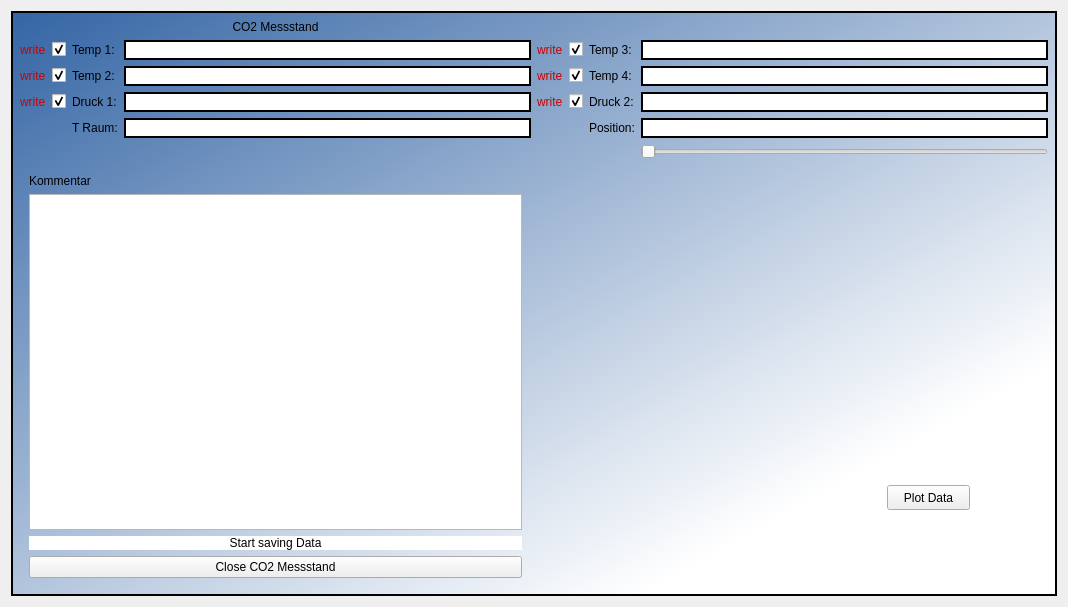
Above: form.ui from JSchulzG/PiXtend-CO2Messstand before the change. Below: the same form after it.
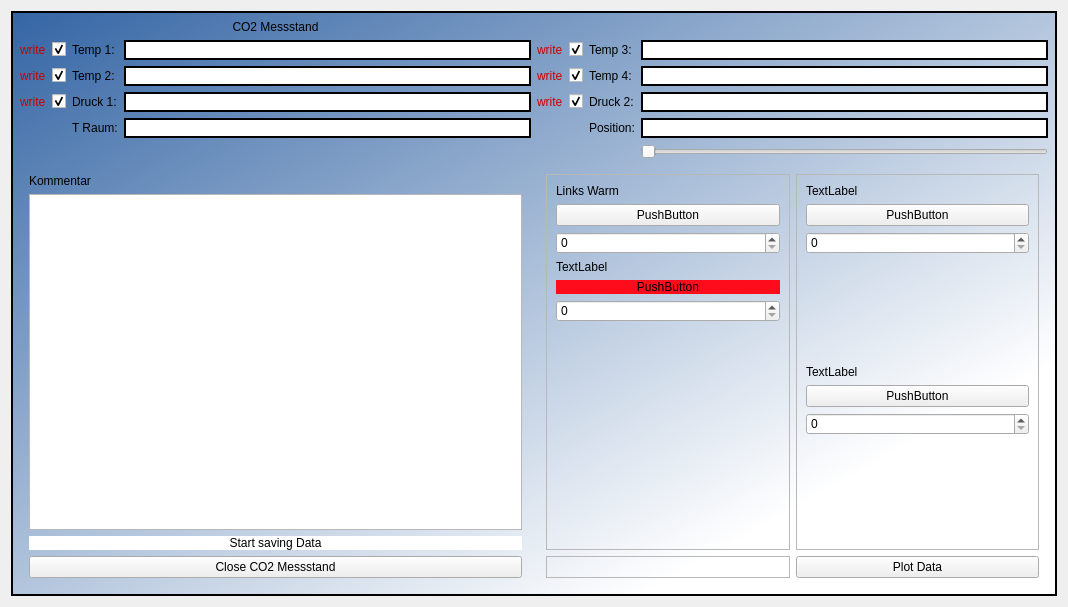
That is the form after the change.

Commit message: Add Buttons for water control

What changed in the file:
```diff
--- a/form.ui
+++ b/form.ui
@@ -391,23 +391,164 @@
       </item>
       <item row="9" column="4" colspan="4">
        <widget class="QWidget" name="plot2Widget" native="true">
-        <widget class="QPushButton" name="plotData">
-         <property name="geometry">
-          <rect>
-           <x>350</x>
-           <y>320</y>
-           <width>83</width>
-           <height>25</height>
-          </rect>
-         </property>
-         <property name="styleSheet">
-          <string notr="true">
+        <layout class="QGridLayout" name="gridLayout_2">
+         <item row="1" column="0">
+          <widget class="QFrame" name="frame">
+           <property name="frameShape">
+            <enum>QFrame::StyledPanel</enum>
+           </property>
+           <property name="frameShadow">
+            <enum>QFrame::Raised</enum>
+           </property>
+          </widget>
+         </item>
+         <item row="1" column="1">
+          <widget class="QPushButton" name="plotData">
+           <property name="styleSheet">
+            <string notr="true">
 font: 12pt &quot;Ubuntu&quot;;</string>
-         </property>
-         <property name="text">
-          <string>Plot Data</string>
-         </property>
-        </widget>
+           </property>
+           <property name="text">
+            <string>Plot Data</string>
+           </property>
+          </widget>
+         </item>
+         <item row="0" column="1">
+          <widget class="QFrame" name="frame_3">
+           <property name="frameShape">
+            <enum>QFrame::StyledPanel</enum>
+           </property>
+           <property name="frameShadow">
+            <enum>QFrame::Raised</enum>
+           </property>
+           <layout class="QVBoxLayout" name="verticalLayout_4">
+            <item>
+             <widget class="QLabel" name="label_4">
+              <property name="text">
+               <string>TextLabel</string>
+              </property>
+             </widget>
+            </item>
+            <item>
+             <widget class="QPushButton" name="pushButton_4">
+              <property name="text">
+               <string>PushButton</string>
+              </property>
+             </widget>
+            </item>
+            <item>
+             <widget class="QSpinBox" name="spinBox_3"/>
+            </item>
+            <item>
+             <spacer name="verticalSpacer_3">
+              <property name="orientation">
+               <enum>Qt::Vertical</enum>
+              </property>
+              <property name="sizeHint" stdset="0">
+               <size>
+                <width>20</width>
+                <height>40</height>
+               </size>
+              </property>
+             </spacer>
+            </item>
+            <item>
+             <widget class="QLabel" name="label_5">
+              <property name="text">
+               <string>TextLabel</string>
+              </property>
+             </widget>
+            </item>
+            <item>
+             <widget class="QPushButton" name="pushButton_2">
+              <property name="text">
+               <string>PushButton</string>
+              </property>
+             </widget>
+            </item>
+            <item>
+             <widget class="QSpinBox" name="spinBox_4"/>
+            </item>
+            <item>
+             <spacer name="verticalSpacer_4">
+              <property name="orientation">
+               <enum>Qt::Vertical</enum>
+              </property>
+              <property name="sizeHint" stdset="0">
+               <size>
+                <width>20</width>
+                <height>40</height>
+               </size>
+              </property>
+             </spacer>
+            </item>
+           </layout>
+          </widget>
+         </item>
+         <item row="0" column="0">
+          <widget class="QFrame" name="frame_2">
+           <property name="frameShape">
+            <enum>QFrame::StyledPanel</enum>
+           </property>
+           <property name="frameShadow">
+            <enum>QFrame::Raised</enum>
+           </property>
+           <layout class="QVBoxLayout" name="verticalLayout_3">
+            <item>
+             <widget class="QLabel" name="label_2">
+              <property name="text">
+               <string>Links Warm</string>
+              </property>
+             </widget>
+            </item>
+            <item>
+             <widget class="QPushButton" name="pushButton">
+              <property name="text">
+               <string>PushButton</string>
+              </property>
+             </widget>
+            </item>
+            <item>
+             <widget class="QSpinBox" name="spinBox"/>
+            </item>
+            <item>
+             <widget class="QLabel" name="label_3">
+              <property name="text">
+               <string>TextLabel</string>
+              </property>
+             </widget>
+            </item>
+            <item>
+             <widget class="QPushButton" name="pushButton_3">
+              <property name="styleSheet">
+               <string notr="true">border-radius: 50;
+background-color: rgb(255, 12, 28);</string>
+              </property>
+              <property name="text">
+               <string>PushButton</string>
+              </property>
+             </widget>
+            </item>
+            <item>
+             <widget class="QSpinBox" name="spinBox_2"/>
+            </item>
+            <item>
+             <spacer name="verticalSpacer_2">
+              <property name="orientation">
+               <enum>Qt::Vertical</enum>
+              </property>
+              <property name="sizeHint" stdset="0">
+               <size>
+                <width>20</width>
+                <height>40</height>
+               </size>
+              </property>
+             </spacer>
+            </item>
+           </layout>
+          </widget>
+         </item>
+        </layout>
        </widget>
       </item>
      </layout>
```
